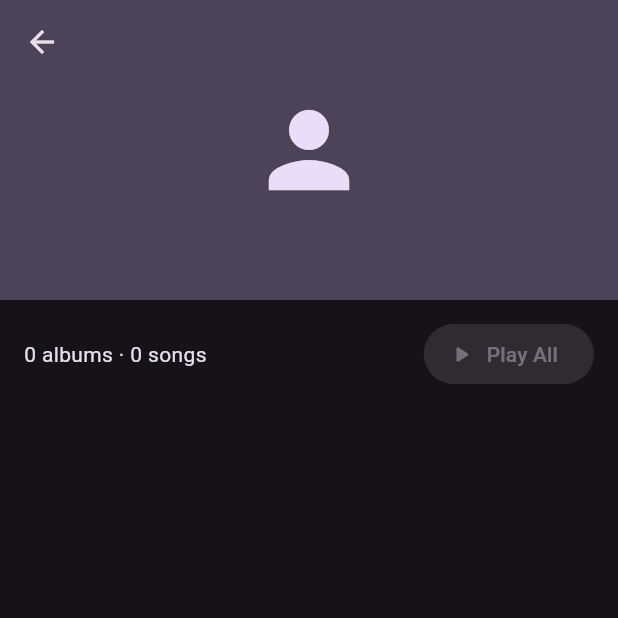
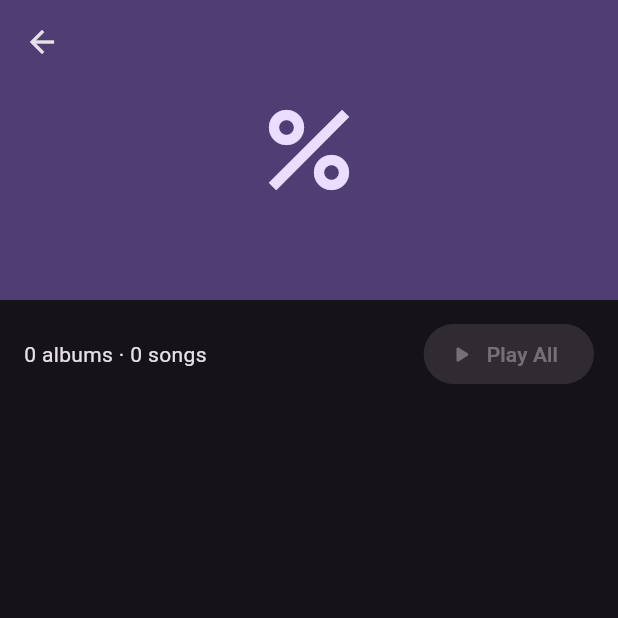
Before and after one commit to BasuShrestha/zylos, a Flutter app: the ArtistDetailScreen screen opened directly with empty values, on a phone screen of 412 x 824 dp, the top half of it. Run offline on Flutter 3.47's test engine with Material 3 defaults, Android fonts, the light colour scheme and no system bars; our stand-ins replace audio_service, flutter_riverpod, just_audio, just_audio_background, palette_generator, permission_handler and 1 more; missing offline and left inert: audio_metadata_reader; accounts and stored records are empty.

Commit message:
improved the artwork for artist displayed

```diff
--- a/lib/data/models/artist_model.dart
+++ b/lib/data/models/artist_model.dart
@@ -2,11 +2,13 @@ class ArtistModel {
   final String name;
   final int songCount;
   final int albumCount;
+  final String artworkPath;
 
   ArtistModel({
     required this.name,
     required this.songCount,
     required this.albumCount,
+    this.artworkPath = '',
   });
 
   factory ArtistModel.fromMap(Map<String, dynamic> map) {
@@ -14,6 +16,7 @@ class ArtistModel {
       name: map['artist'] as String,
       songCount: map['song_count'] as int,
       albumCount: map['album_count'] as int,
+      artworkPath: map['artwork_path'] as String? ?? '',
     );
   }
 
--- a/lib/ui/screens/artists/artist_detail_screen.dart
+++ b/lib/ui/screens/artists/artist_detail_screen.dart
@@ -1,6 +1,7 @@
 import 'package:flutter/material.dart';
 import 'package:flutter_riverpod/flutter_riverpod.dart';
 import 'package:zylos/ui/screens/now_playing_screen.dart';
+import 'package:zylos/ui/widgets/artwork_widget.dart';
 
 import '../../../data/models/artist_model.dart';
 import '../../../providers/library_provider.dart';
@@ -105,13 +106,12 @@ class ArtistDetailScreen extends ConsumerWidget {
                 maxLines: 1,
                 overflow: TextOverflow.ellipsis,
               ),
-              background: Container(
-                color: Theme.of(context).colorScheme.secondaryContainer,
-                child: Icon(
-                  Icons.person,
-                  size: 80,
-                  color: Theme.of(context).colorScheme.onSecondaryContainer,
-                ),
+              background: ArtworkWidget(
+                artworkPath: artist.artworkPath,
+                size: double.infinity,
+                borderRadius: .zero,
+                fallbackIcon: Icons.percent,
+                fallbackIconSize: 80,
               ),
             ),
           ),
```
Also changed, not shown: lib/repositories/library_repository.dart (+25 -2 lines), lib/ui/screens/artists/artists_screen.dart (+7 -5 lines).
